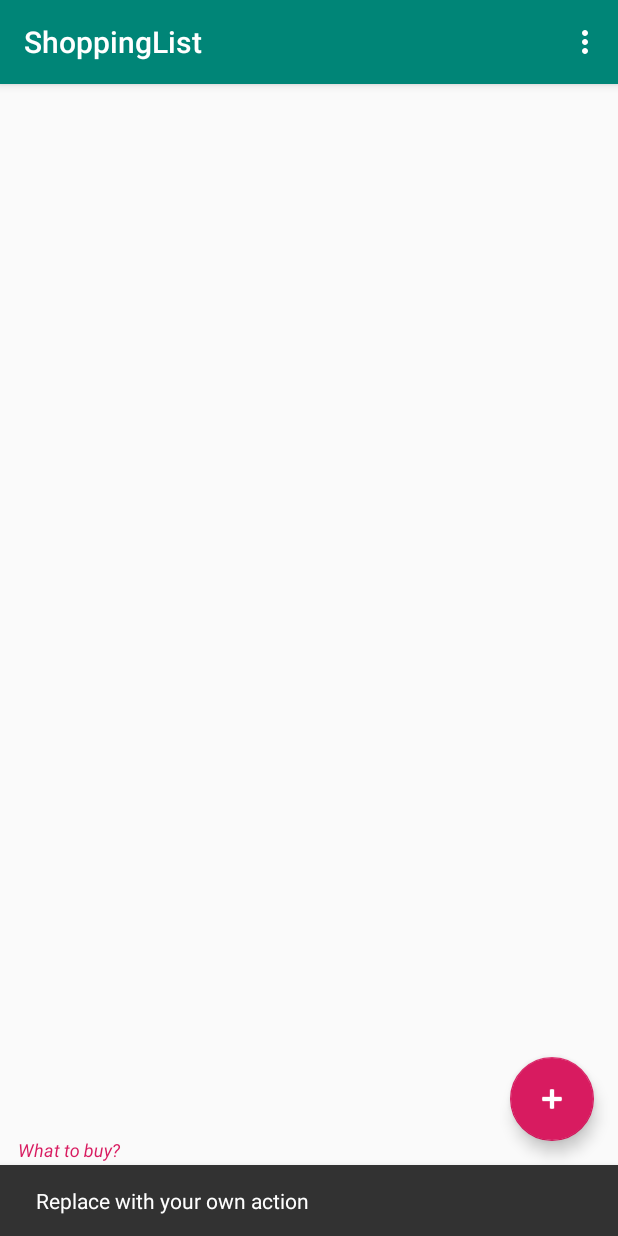
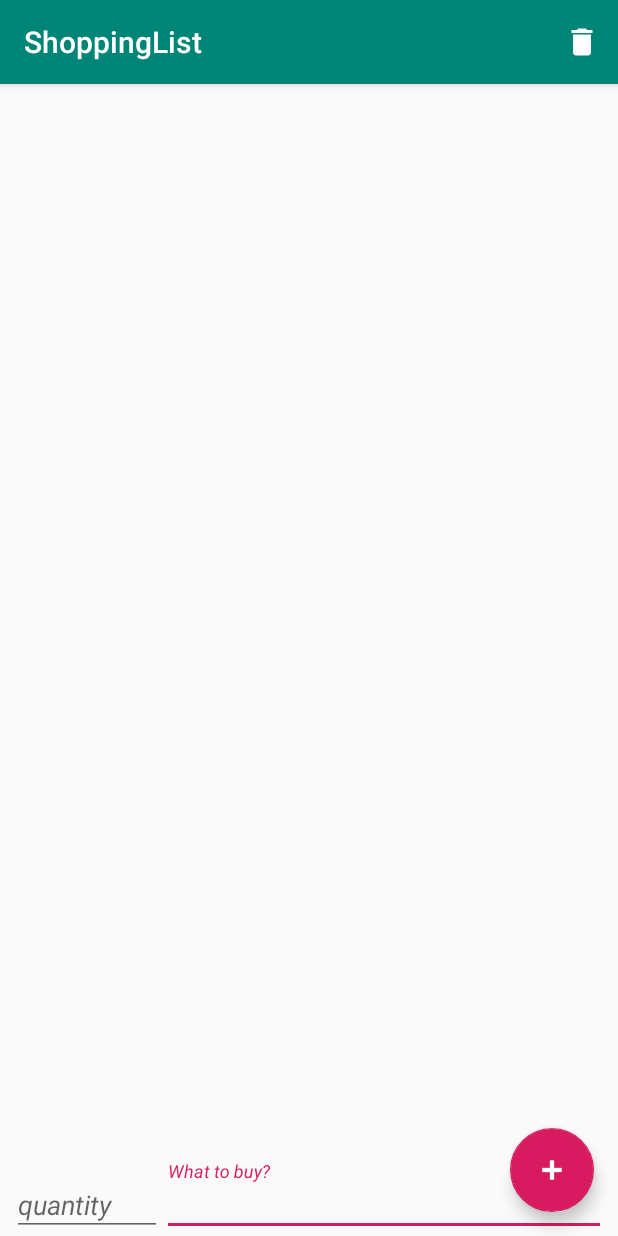
Before and after one commit to LorenzoKorn/shoppingList, an Android app: the screen it shows after launch (MainActivity), after a tap on an icon or button, on a phone screen of 412 x 824 dp. Run offline under Robolectric (Android 15) with nearby library versions, the phone set to English and light mode, and no system bars; our stand-ins replace Room's generated code.

```diff
--- a/app/src/main/java/com/example/shoppinglist/MainActivity.kt
+++ b/app/src/main/java/com/example/shoppinglist/MainActivity.kt
@@ -5,21 +5,106 @@ import com.google.android.material.snackbar.Snackbar
 import androidx.appcompat.app.AppCompatActivity
 import android.view.Menu
 import android.view.MenuItem
+import android.widget.Toast
+import androidx.recyclerview.widget.DividerItemDecoration
+import androidx.recyclerview.widget.ItemTouchHelper
+import androidx.recyclerview.widget.LinearLayoutManager
+import androidx.recyclerview.widget.RecyclerView
 
 import kotlinx.android.synthetic.main.activity_main.*
+import kotlinx.android.synthetic.main.content_main.*
+import kotlinx.coroutines.CoroutineScope
+import kotlinx.coroutines.Dispatchers
+import kotlinx.coroutines.launch
+import kotlinx.coroutines.withContext
 
 class MainActivity : AppCompatActivity() {
+
+    private val shoppingList = arrayListOf<Product>()
+    private val productAdapter = ProductAdapter(shoppingList)
+    private lateinit var productRepository: ProductRepository
+    private val mainScope = CoroutineScope(Dispatchers.Main)
 
     override fun onCreate(savedInstanceState: Bundle?) {
         super.onCreate(savedInstanceState)
         setContentView(R.layout.activity_main)
         setSupportActionBar(toolbar)
+        productRepository = ProductRepository(this)
+        initViews()
+    }
 
-        fab.setOnClickListener { view ->
-            Snackbar.make(view, "Replace with your own action", Snackbar.LENGTH_LONG)
-                .setAction("Action", null).show()
+    private fun initViews() {
+        shopping_list.layoutManager = LinearLayoutManager(this, RecyclerView.VERTICAL, false)
+        shopping_list.adapter = productAdapter
+        shopping_list.addItemDecoration(DividerItemDecoration(this, DividerItemDecoration.VERTICAL))
+        createItemTouchHelper().attachToRecyclerView(shopping_list)
+        getShoppingListFromDatabase()
+
+        fab.setOnClickListener { addProduct() }
+    }
+
+    private fun validateFields(): Boolean {
+        return if (new_item_input.text.toString().isNotBlank() && quantity_of_item.text.toString().isNotBlank()) {
+            true
+        } else {
+            Toast.makeText(this, getString(R.string.error), Toast.LENGTH_SHORT).show()
+            false
         }
     }
+
+    private fun addProduct() {
+        if (validateFields()) {
+            mainScope.launch {
+                val product = Product(
+                    name = new_item_input.text.toString(),
+                    quantity = quantity_of_item.text.toString().toInt()
+                )
+
+                withContext(Dispatchers.IO) {
+                    productRepository.insertProduct(product)
+                }
+
+                getShoppingListFromDatabase()
+            }
+        }
+    }
+
+
+    private fun createItemTouchHelper(): ItemTouchHelper {
+        val callback = object : ItemTouchHelper.SimpleCallback(0, ItemTouchHelper.LEFT) {
+            override fun onMove(
+                recyclerView: RecyclerView,
+                viewHolder: RecyclerView.ViewHolder,
+                target: RecyclerView.ViewHolder
+            ): Boolean {
+                return false
+            }
+
+            override fun onSwiped(viewHolder: RecyclerView.ViewHolder, direction: Int) {
+                val position = viewHolder.adapterPosition
+                val productToDelete = shoppingList[position]
+                mainScope.launch {
+                    withContext(Dispatchers.IO) {
+                        productRepository.deleteProduct(productToDelete)
+                    }
+                    getShoppingListFromDatabase()
+                }
+            }
+        }
+        return ItemTouchHelper(callback)
+    }
+
+    private fun getShoppingListFromDatabase() {
+        CoroutineScope(Dispatchers.Main).launch {
+            val shoppingList = withContext(Dispatchers.IO) {
+                productRepository.getAllProducts()
+            }
+            this@MainActivity.shoppingList.clear()
+            this@MainActivity.shoppingList.addAll(shoppingList)
+            this@MainActivity.productAdapter.notifyDataSetChanged()
+        }
+    }
+
 
     override fun onCreateOptionsMenu(menu: Menu): Boolean {
         // Inflate the menu; this adds items to the action bar if it is present.
@@ -32,8 +117,21 @@ class MainActivity : AppCompatActivity() {
         // automatically handle clicks on the Home/Up button, so long
         // as you specify a parent activity in AndroidManifest.xml.
         return when (item.itemId) {
-            R.id.action_settings -> true
+            R.id.action_delete_shopping_list -> {
+                deleteShoppingList()
+                true
+            }
             else -> super.onOptionsItemSelected(item)
         }
     }
+
+    private fun deleteShoppingList() {
+        mainScope.launch {
+            withContext(Dispatchers.IO) {
+                productRepository.deleteAllProducts()
+            }
+            getShoppingListFromDatabase()
+        }
+    }
+
 }
--- /dev/null
+++ b/app/src/main/java/com/example/shoppinglist/ProductDao.kt
@@ -0,0 +1,22 @@
+package com.example.shoppinglist
+
+import androidx.room.Dao
+import androidx.room.Delete
+import androidx.room.Insert
+import androidx.room.Query
+
+@Dao
+interface ProductDao {
+
+    @Query("SELECT * FROM product")
+    suspend fun getAllProducts(): List<Product>
+
+    @Insert
+    suspend fun insertProduct(product: Product)
+
+    @Delete
+    suspend fun deleteProduct(product: Product)
+
+    @Query("DELETE FROM product")
+    suspend fun deleteAllProducts()
+}
--- /dev/null
+++ b/app/src/main/java/com/example/shoppinglist/ProductRepository.kt
@@ -0,0 +1,24 @@
+package com.example.shoppinglist
+
+import android.content.Context
+
+class ProductRepository(context: Context) {
+
+    private val productDao: ProductDao
+
+    init {
+        val database = ShoppingListRoomDatabase.getDatabase(context)
+        productDao = database!!.productDao()
+    }
+
+    /**
+     * when method does one thing the = operator is the same as return
+     */
+    suspend fun getAllProducts(): List<Product> = productDao.getAllProducts()
+
+    suspend fun insertProduct(product: Product) = productDao.insertProduct(product)
+
+    suspend fun deleteProduct(product: Product) = productDao.deleteProduct(product)
+
+    suspend fun deleteAllProducts() = productDao.deleteAllProducts()
+}
--- /dev/null
+++ b/app/src/main/java/com/example/shoppinglist/ShoppingListRoomDatabase.kt
@@ -0,0 +1,36 @@
+package com.example.shoppinglist
+
+import android.content.Context
+import androidx.room.Database
+import androidx.room.Room
+import androidx.room.RoomDatabase
+
+@Database(entities = [Product::class], version = 1, exportSchema = false)
+abstract class ShoppingListRoomDatabase : RoomDatabase() {
+
+    abstract fun productDao(): ProductDao
+
+    companion object {
+        private const val DATABASE_NAME = "SHOPPING_LIST_DATABASE"
+
+        @Volatile
+        private var shoppingListRoomDatabaseInstance: ShoppingListRoomDatabase? = null
+
+        fun getDatabase(context: Context): ShoppingListRoomDatabase? {
+            if (shoppingListRoomDatabaseInstance == null) {
+                synchronized(ShoppingListRoomDatabase::class.java) {
+                    if (shoppingListRoomDatabaseInstance == null) {
+                        shoppingListRoomDatabaseInstance =
+                            Room.databaseBuilder(
+                                context.applicationContext,
+                                ShoppingListRoomDatabase::class.java,
+                                DATABASE_NAME
+                            ).build()
+                    }
+                }
+            }
+            return shoppingListRoomDatabaseInstance
+        }
+    }
+
+}
--- /dev/null
+++ b/app/src/main/res/drawable/ic_delete_white_24dp.xml
@@ -0,0 +1,10 @@
+<vector xmlns:android="http://schemas.android.com/apk/res/android"
+    android:width="24dp"
+    android:height="24dp"
+    android:tint="#FFFFFF"
+    android:viewportWidth="24.0"
+    android:viewportHeight="24.0">
+    <path
+        android:fillColor="#FF000000"
+        android:pathData="M6,19c0,1.1 0.9,2 2,2h8c1.1,0 2,-0.9 2,-2V7H6v12zM19,4h-3.5l-1,-1h-5l-1,1H5v2h14V4z" />
+</vector>
--- a/app/src/main/res/layout/content_main.xml
+++ b/app/src/main/res/layout/content_main.xml
@@ -10,14 +10,13 @@
 
     <com.google.android.material.textfield.TextInputLayout
         android:id="@+id/textInputLayout3"
-        android:layout_width="match_parent"
-        android:layout_height="wrap_content"
-        android:layout_marginStart="8dp"
+        android:layout_width="0dp"
+        android:layout_height="50dp"
         android:layout_marginEnd="8dp"
-        android:layout_marginBottom="8dp"
         app:layout_constraintBottom_toBottomOf="parent"
         app:layout_constraintEnd_toEndOf="parent"
-        app:layout_constraintStart_toStartOf="parent">
+        app:layout_constraintStart_toEndOf="@+id/textInputLayout"
+        app:layout_constraintTop_toBottomOf="@+id/shopping_list">
 
         <com.google.android.material.textfield.TextInputEditText
             android:id="@+id/new_item_input"
@@ -35,4 +34,22 @@
         app:layout_constraintEnd_toEndOf="parent"
         app:layout_constraintStart_toStartOf="parent"
         app:layout_constraintTop_toTopOf="parent" />
+
+    <com.google.android.material.textfield.TextInputLayout
+        android:id="@+id/textInputLayout"
+        android:layout_width="100dp"
+        android:layout_height="50dp"
+        android:layout_marginStart="8dp"
+        app:layout_constraintBottom_toBottomOf="parent"
+        app:layout_constraintEnd_toStartOf="@+id/textInputLayout3"
+        app:layout_constraintStart_toStartOf="parent"
+        app:layout_constraintTop_toBottomOf="@+id/shopping_list">
+
+        <com.google.android.material.textfield.TextInputEditText
+            android:id="@+id/quantity_of_item"
+            android:layout_width="match_parent"
+            android:layout_height="wrap_content"
+            android:hint="@string/quantity"
+            android:textStyle="italic" />
+    </com.google.android.material.textfield.TextInputLayout>
 </androidx.constraintlayout.widget.ConstraintLayout>
--- a/app/src/main/res/menu/menu_main.xml
+++ b/app/src/main/res/menu/menu_main.xml
@@ -3,8 +3,8 @@
     xmlns:tools="http://schemas.android.com/tools"
     tools:context="com.example.shoppinglist.MainActivity">
     <item
-        android:id="@+id/action_settings"
-        android:orderInCategory="100"
-        android:title="@string/action_settings"
-        app:showAsAction="never" />
+        android:id="@+id/action_delete_shopping_list"
+        android:icon="@drawable/ic_delete_white_24dp"
+        android:title="@string/delete_shopping_list"
+        app:showAsAction="ifRoom" />
 </menu>
--- a/app/src/main/res/values/strings.xml
+++ b/app/src/main/res/values/strings.xml
@@ -2,4 +2,7 @@
     <string name="app_name">ShoppingList</string>
     <string name="action_settings">Settings</string>
     <string name="hint">What to buy?</string>
+    <string name="quantity">quantity</string>
+    <string name="error">Please fill in the fields</string>
+    <string name="delete_shopping_list">Delete Shopping List</string>
 </resources>
```
Also changed, not shown: app/src/main/java/com/example/shoppinglist/Product.kt (added, +18 -0 lines), app/src/main/java/com/example/shoppinglist/ProductAdapter.kt (added, +40 -0 lines).
